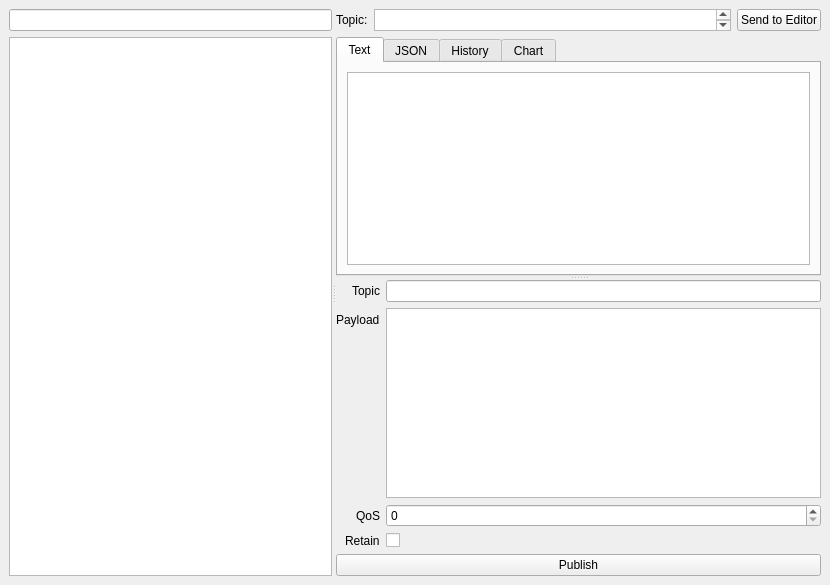
Qt form ui/mainwindow.ui (mwdmwd/mqtt-navigator) before a commit.
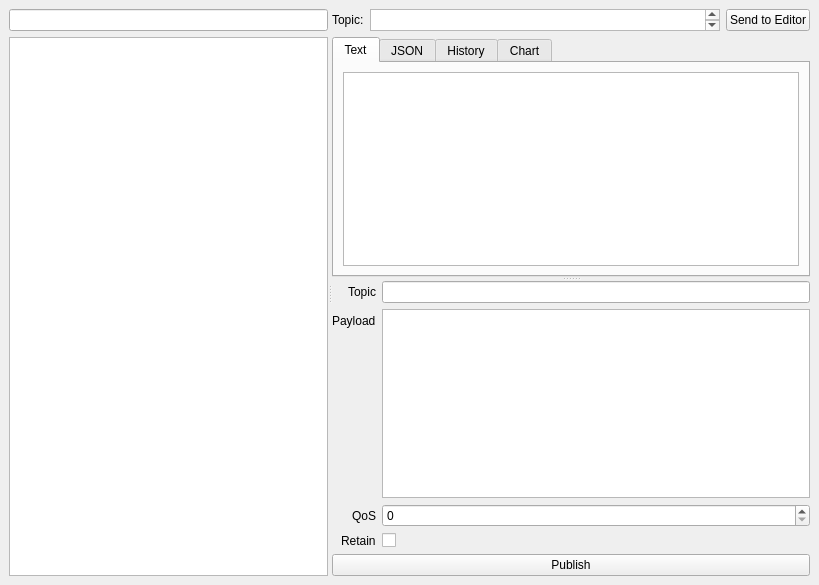
The same form after that commit.

Commit message: Sweeping layout changes

What changed in the file:
```diff
--- a/ui/mainwindow.ui
+++ b/ui/mainwindow.ui
@@ -6,7 +6,7 @@
    <rect>
     <x>0</x>
     <y>0</y>
-    <width>830</width>
+    <width>819</width>
     <height>585</height>
    </rect>
   </property>
@@ -37,7 +37,7 @@
         </item>
        </layout>
       </widget>
-      <widget class="QWidget" name="layoutWidget">
+      <widget class="QWidget" name="layoutWidget_2">
        <layout class="QVBoxLayout" name="verticalLayout">
         <item>
          <layout class="QHBoxLayout" name="horizontalLayout">
@@ -45,6 +45,12 @@
            <layout class="QFormLayout" name="formLayout_2">
             <item row="0" column="0">
              <widget class="QLabel" name="label_topic_rx">
+              <property name="sizePolicy">
+               <sizepolicy hsizetype="Fixed" vsizetype="Minimum">
+                <horstretch>0</horstretch>
+                <verstretch>0</verstretch>
+               </sizepolicy>
+              </property>
               <property name="text">
                <string>Topic:</string>
               </property>
@@ -53,7 +59,7 @@
             <item row="0" column="1">
              <widget class="QTextBrowser" name="text_topic_rx">
               <property name="sizePolicy">
-               <sizepolicy hsizetype="Expanding" vsizetype="Minimum">
+               <sizepolicy hsizetype="MinimumExpanding" vsizetype="Minimum">
                 <horstretch>0</horstretch>
                 <verstretch>0</verstretch>
                </sizepolicy>
@@ -70,6 +76,12 @@
           </item>
           <item>
            <widget class="QPushButton" name="button_send_to_editor">
+            <property name="sizePolicy">
+             <sizepolicy hsizetype="Fixed" vsizetype="Fixed">
+              <horstretch>0</horstretch>
+              <verstretch>0</verstretch>
+             </sizepolicy>
+            </property>
             <property name="text">
              <string>Send to Editor</string>
             </property>
@@ -83,10 +95,22 @@
            <enum>Qt::Vertical</enum>
           </property>
           <widget class="QTabWidget" name="rx_layout">
+           <property name="sizePolicy">
+            <sizepolicy hsizetype="Expanding" vsizetype="Expanding">
+             <horstretch>0</horstretch>
+             <verstretch>0</verstretch>
+            </sizepolicy>
+           </property>
            <property name="currentIndex">
             <number>0</number>
            </property>
            <widget class="QWidget" name="page_text">
+            <property name="sizePolicy">
+             <sizepolicy hsizetype="Expanding" vsizetype="Expanding">
+              <horstretch>0</horstretch>
+              <verstretch>0</verstretch>
+             </sizepolicy>
+            </property>
             <attribute name="title">
              <string>Text</string>
             </attribute>
@@ -144,6 +168,18 @@
            </widget>
           </widget>
           <widget class="QWidget" name="tx_widget" native="true">
+           <property name="sizePolicy">
+            <sizepolicy hsizetype="Preferred" vsizetype="Minimum">
+             <horstretch>0</horstretch>
+             <verstretch>1</verstretch>
+            </sizepolicy>
+           </property>
+           <property name="minimumSize">
+            <size>
+             <width>0</width>
+             <height>1</height>
+            </size>
+           </property>
            <layout class="QFormLayout" name="formLayout">
             <property name="fieldGrowthPolicy">
              <enum>QFormLayout::AllNonFixedFieldsGrow</enum>
@@ -159,6 +195,12 @@
             </property>
             <item row="2" column="0">
              <widget class="QLabel" name="label_payload">
+              <property name="sizePolicy">
+               <sizepolicy hsizetype="Minimum" vsizetype="Minimum">
+                <horstretch>0</horstretch>
+                <verstretch>0</verstretch>
+               </sizepolicy>
+              </property>
               <property name="text">
                <string>Payload</string>
               </property>
@@ -168,10 +210,35 @@
              </widget>
             </item>
             <item row="2" column="1">
-             <widget class="QTextEdit" name="text_payload"/>
+             <widget class="QTextEdit" name="text_payload">
+              <property name="sizePolicy">
+               <sizepolicy hsizetype="Minimum" vsizetype="Minimum">
+                <horstretch>0</horstretch>
+                <verstretch>0</verstretch>
+               </sizepolicy>
+              </property>
+              <property name="minimumSize">
+               <size>
+                <width>0</width>
+                <height>1</height>
+               </size>
+              </property>
+              <property name="baseSize">
+               <size>
+                <width>0</width>
+                <height>0</height>
+               </size>
+              </property>
+             </widget>
             </item>
             <item row="3" column="0">
              <widget class="QLabel" name="label_qos">
+              <property name="sizePolicy">
+               <sizepolicy hsizetype="Minimum" vsizetype="Minimum">
+                <horstretch>0</horstretch>
+                <verstretch>0</verstretch>
+               </sizepolicy>
+              </property>
               <property name="text">
                <string>QoS</string>
               </property>
@@ -182,6 +249,12 @@
             </item>
             <item row="3" column="1">
              <widget class="QSpinBox" name="num_qos">
+              <property name="sizePolicy">
+               <sizepolicy hsizetype="Minimum" vsizetype="Minimum">
+                <horstretch>0</horstretch>
+                <verstretch>0</verstretch>
+               </sizepolicy>
+              </property>
               <property name="frame">
                <bool>true</bool>
               </property>
@@ -199,6 +272,12 @@
             </item>
             <item row="1" column="0">
              <widget class="QLabel" name="label_topic">
+              <property name="sizePolicy">
+               <sizepolicy hsizetype="Minimum" vsizetype="Minimum">
+                <horstretch>0</horstretch>
+                <verstretch>0</verstretch>
+               </sizepolicy>
+              </property>
               <property name="text">
                <string>Topic</string>
               </property>
@@ -206,6 +285,12 @@
             </item>
             <item row="5" column="0">
              <widget class="QLabel" name="label_retain">
+              <property name="sizePolicy">
+               <sizepolicy hsizetype="Minimum" vsizetype="Preferred">
+                <horstretch>0</horstretch>
+                <verstretch>0</verstretch>
+               </sizepolicy>
+              </property>
               <property name="text">
                <string>Retain</string>
               </property>
@@ -214,7 +299,7 @@
             <item row="5" column="1">
              <widget class="QCheckBox" name="checkbox_retain">
               <property name="sizePolicy">
-               <sizepolicy hsizetype="Minimum" vsizetype="Fixed">
+               <sizepolicy hsizetype="Minimum" vsizetype="Minimum">
                 <horstretch>0</horstretch>
                 <verstretch>0</verstretch>
                </sizepolicy>
@@ -225,7 +310,14 @@
              </widget>
             </item>
             <item row="1" column="1">
-             <widget class="QLineEdit" name="text_topic"/>
+             <widget class="QLineEdit" name="text_topic">
+              <property name="sizePolicy">
+               <sizepolicy hsizetype="Minimum" vsizetype="Minimum">
+                <horstretch>0</horstretch>
+                <verstretch>0</verstretch>
+               </sizepolicy>
+              </property>
+             </widget>
             </item>
            </layout>
           </widget>
```
Left out of the diff: 18 changed lines with no effect on the pictures.
